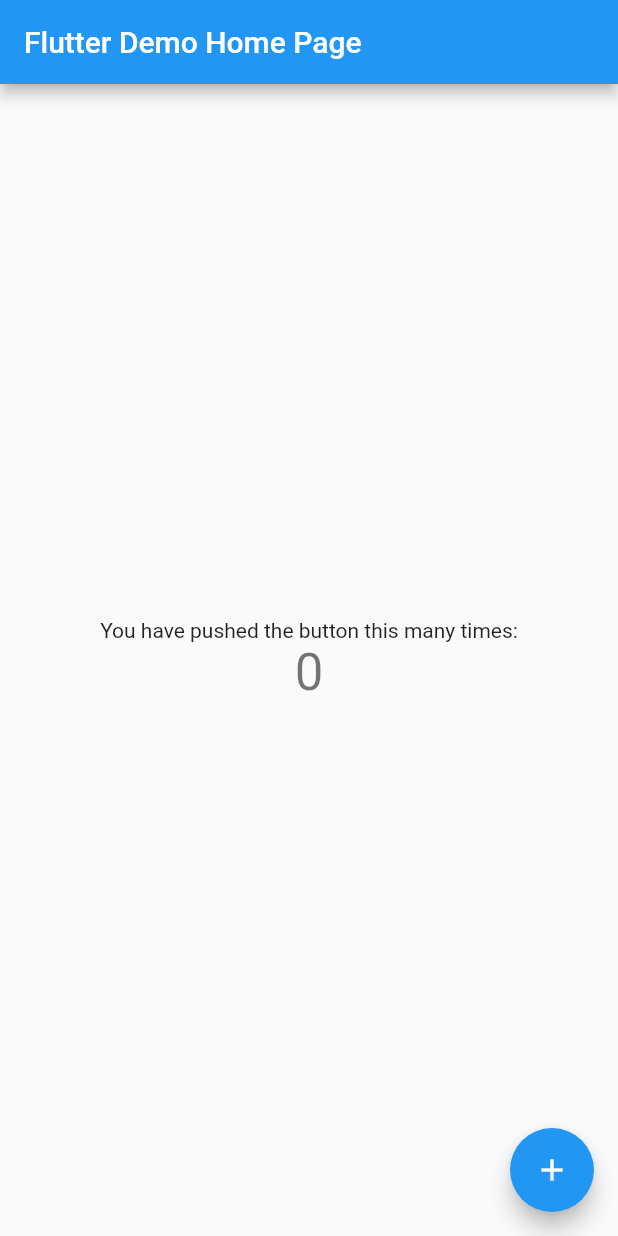
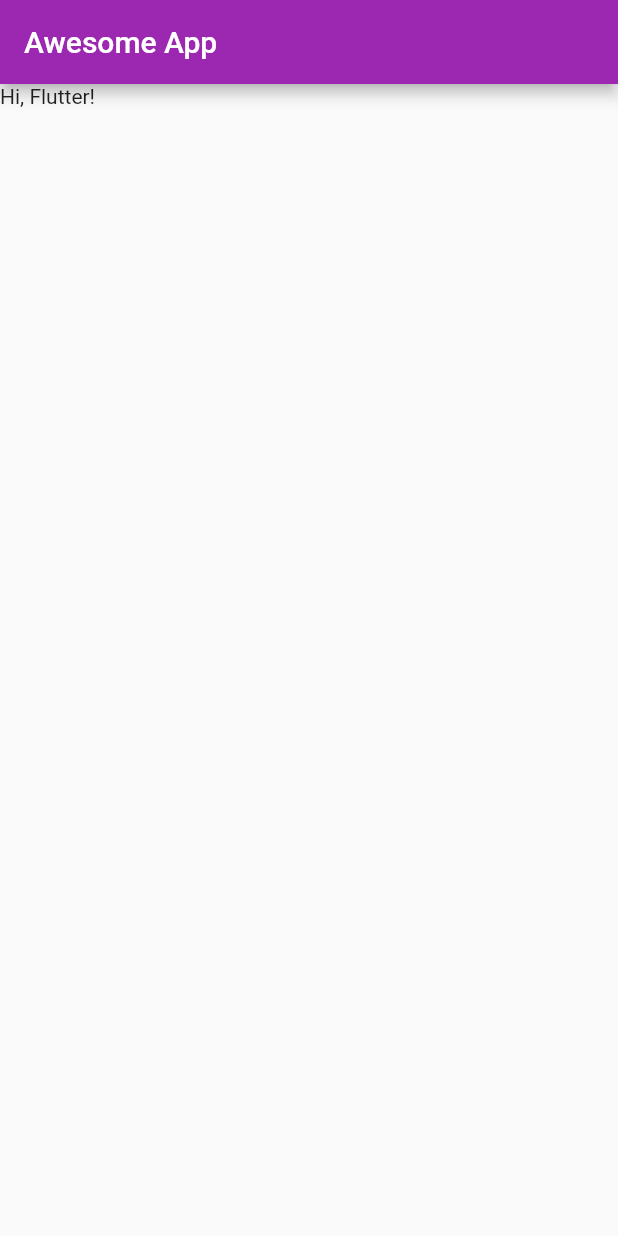
Before and after one commit to SinkerNL/general, a Flutter app: the screen it shows after launch, on a phone screen of 412 x 824 dp. Run offline on Flutter 3.47's test engine with Material 2 defaults, Android fonts, the light colour scheme and no system bars.

Commit message:
chptr 1 completed

```diff
--- a/FlutterBasics/awesome_app/lib/main.dart
+++ b/FlutterBasics/awesome_app/lib/main.dart
@@ -1,115 +1,21 @@
 import 'package:flutter/material.dart';
 
 void main() {
-  runApp(const MyApp());
+  // WidgetsApp // MaterialApp //CupertinoApp
+  runApp(MaterialApp(
+      home: HomePage(),
+      theme: ThemeData(
+        primarySwatch: Colors.purple,
+      )));
 }
 
-class MyApp extends StatelessWidget {
-  const MyApp({Key? key}) : super(key: key);
-
-  // This widget is the root of your application.
-  @override
-  Widget build(BuildContext context) {
-    return MaterialApp(
-      title: 'Flutter Demo',
-      theme: ThemeData(
-        // This is the theme of your application.
-        //
-        // Try running your application with "flutter run". You'll see the
-        // application has a blue toolbar. Then, without quitting the app, try
-        // changing the primarySwatch below to Colors.green and then invoke
-        // "hot reload" (press "r" in the console where you ran "flutter run",
-        // or simply save your changes to "hot reload" in a Flutter IDE).
-        // Notice that the counter didn't reset back to zero; the application
-        // is not restarted.
-        primarySwatch: Colors.blue,
-      ),
-      home: const MyHomePage(title: 'Flutter Demo Home Page'),
-    );
-  }
-}
-
-class MyHomePage extends StatefulWidget {
-  const MyHomePage({Key? key, required this.title}) : super(key: key);
-
-  // This widget is the home page of your application. It is stateful, meaning
-  // that it has a State object (defined below) that contains fields that affect
-  // how it looks.
-
-  // This class is the configuration for the state. It holds the values (in this
-  // case the title) provided by the parent (in this case the App widget) and
-  // used by the build method of the State. Fields in a Widget subclass are
-  // always marked "final".
-
-  final String title;
-
-  @override
-  State<MyHomePage> createState() => _MyHomePageState();
-}
-
-class _MyHomePageState extends State<MyHomePage> {
-  int _counter = 0;
-
-  void _incrementCounter() {
-    setState(() {
-      // This call to setState tells the Flutter framework that something has
-      // changed in this State, which causes it to rerun the build method below
-      // so that the display can reflect the updated values. If we changed
-      // _counter without calling setState(), then the build method would not be
-      // called again, and so nothing would appear to happen.
-      _counter++;
-    });
-  }
+class HomePage extends StatelessWidget {
+  const HomePage({Key? key}) : super(key: key);
 
   @override
   Widget build(BuildContext context) {
-    // This method is rerun every time setState is called, for instance as done
-    // by the _incrementCounter method above.
-    //
-    // The Flutter framework has been optimized to make rerunning build methods
-    // fast, so that you can just rebuild anything that needs updating rather
-    // than having to individually change instances of widgets.
     return Scaffold(
-      appBar: AppBar(
-        // Here we take the value from the MyHomePage object that was created by
-        // the App.build method, and use it to set our appbar title.
-        title: Text(widget.title),
-      ),
-      body: Center(
-        // Center is a layout widget. It takes a single child and positions it
-        // in the middle of the parent.
-        child: Column(
-          // Column is also a layout widget. It takes a list of children and
-          // arranges them vertically. By default, it sizes itself to fit its
-          // children horizontally, and tries to be as tall as its parent.
-          //
-          // Invoke "debug painting" (press "p" in the console, choose the
-          // "Toggle Debug Paint" action from the Flutter Inspector in Android
-          // Studio, or the "Toggle Debug Paint" command in Visual Studio Code)
-          // to see the wireframe for each widget.
-          //
-          // Column has various properties to control how it sizes itself and
-          // how it positions its children. Here we use mainAxisAlignment to
-          // center the children vertically; the main axis here is the vertical
-          // axis because Columns are vertical (the cross axis would be
-          // horizontal).
-          mainAxisAlignment: MainAxisAlignment.center,
-          children: <Widget>[
-            const Text(
-              'You have pushed the button this many times:',
-            ),
-            Text(
-              '$_counter',
-              style: Theme.of(context).textTheme.headline4,
-            ),
-          ],
-        ),
-      ),
-      floatingActionButton: FloatingActionButton(
-        onPressed: _incrementCounter,
-        tooltip: 'Increment',
-        child: const Icon(Icons.add),
-      ), // This trailing comma makes auto-formatting nicer for build methods.
-    );
+        appBar: AppBar(title: Text("Awesome App")),
+        body: Container(child: Text("Hi, Flutter!")));
   }
 }
```
Also changed, not shown: 1 other file.
